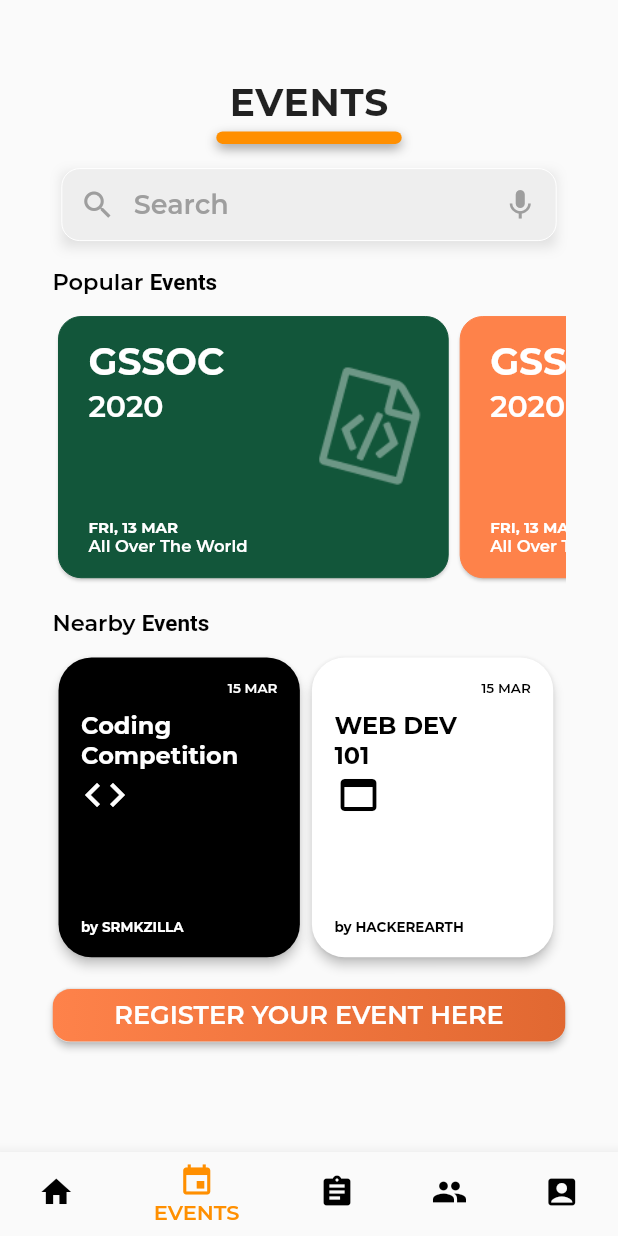
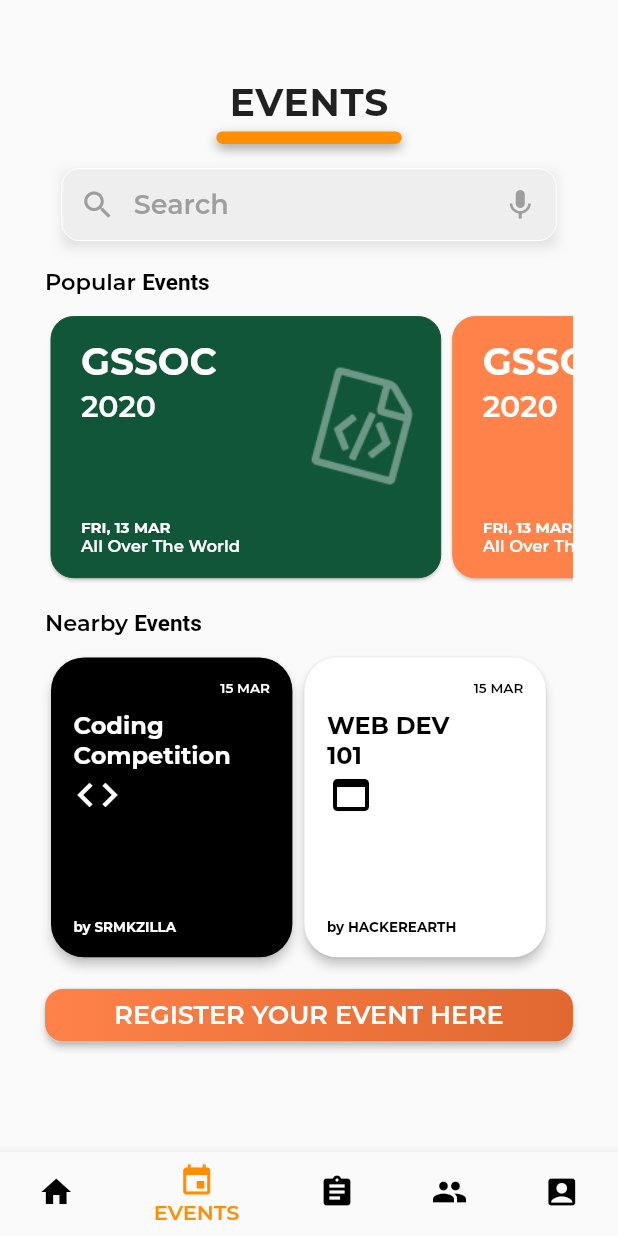
Before and after one commit to smaranjitghose/girlscript_app, a Flutter app: the screen it shows once a user with an empty profile is signed in, swiped to page 2, on a phone screen of 412 x 824 dp. Run offline on Flutter 3.47's test engine with Material 2 defaults, Android fonts, the phone set to English and light mode, and no system bars; our stand-ins replace carousel_slider, cloud_firestore, firebase_auth, flutter_spinkit, flutter_svg, google_sign_in and 1 more; accounts and stored records are empty; project files that could hold a hidden picture were left out.

Commit message:
Logo Update

```diff
--- a/community_app_boilerplate/lib/ui/screens/events.dart
+++ b/community_app_boilerplate/lib/ui/screens/events.dart
@@ -89,7 +89,7 @@
       body: SingleChildScrollView(
         child: Container(
           child: Padding(
-            padding: const EdgeInsets.symmetric(horizontal: 35.0),
+            padding: const EdgeInsets.symmetric(horizontal: 30.0),
             child: Column(
               children: <Widget>[
                 SizedBox(
```
Also changed, not shown: community_app_boilerplate/assets/images/Logo1.png (added), community_app_boilerplate/assets/images/Logo2.png (added), community_app_boilerplate/assets/images/gs.png, 20 other files.
